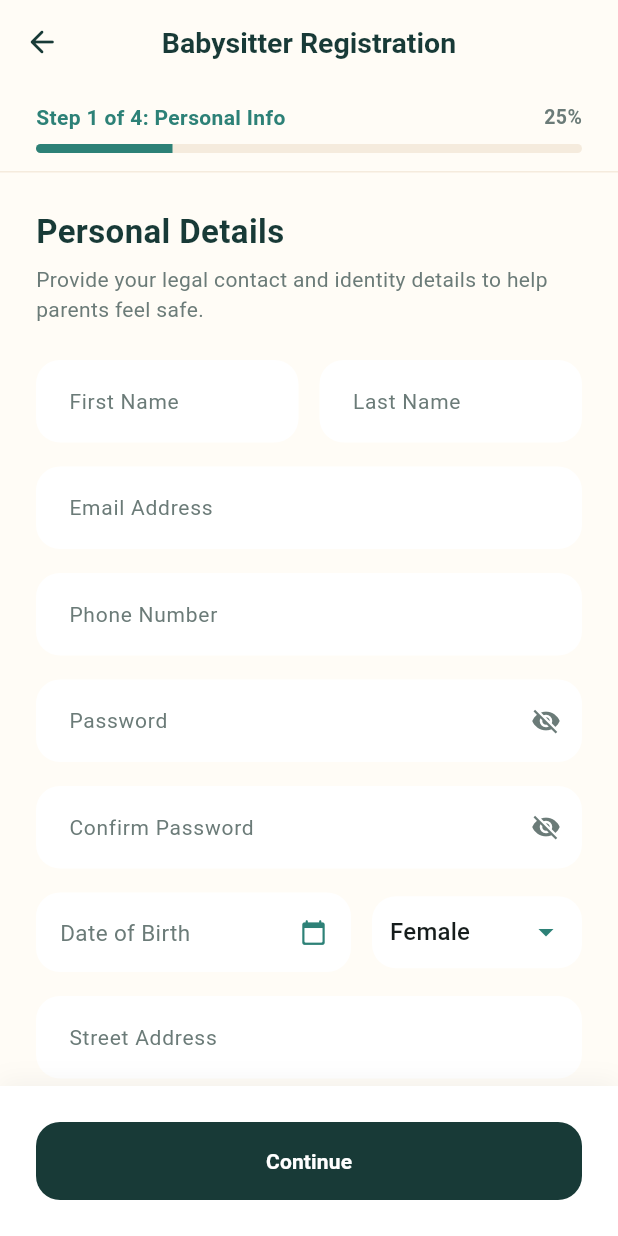
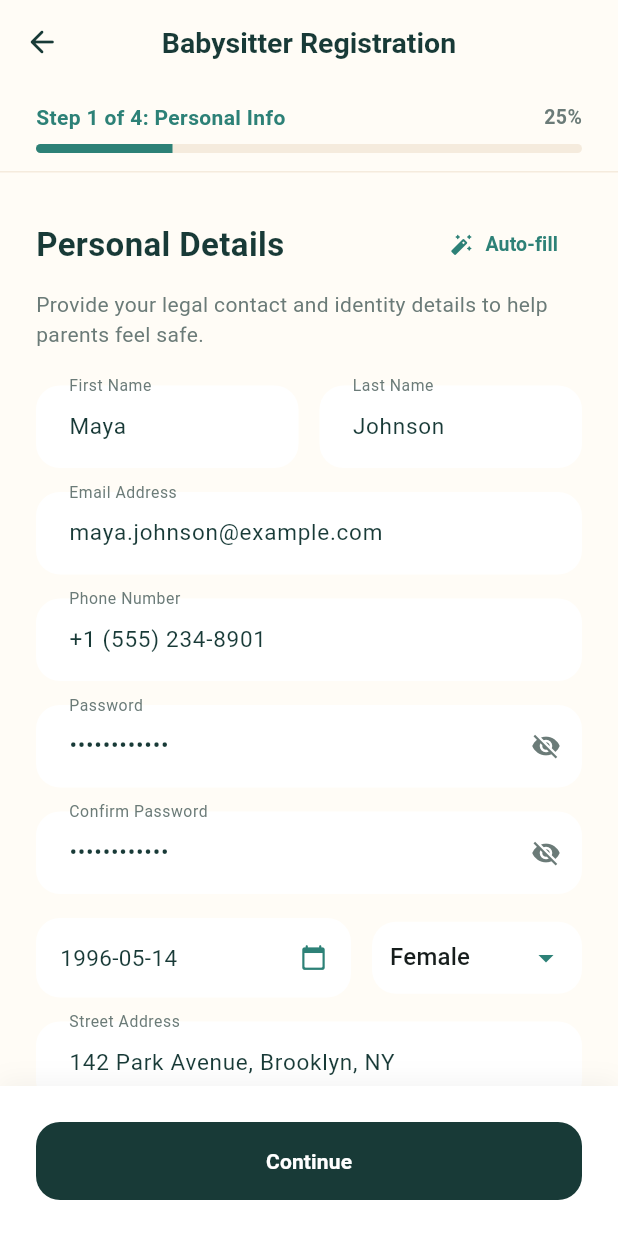
Before and after one commit to sandil06/Childcare-and-Babysitter-Booking-Application-for-Working-Parents, a Flutter app: the SitterRegistrationScreen screen opened by its route, on a phone screen of 412 x 824 dp. Run offline on Flutter 3.47's test engine with Material 3 defaults, Android fonts, the phone set to English and light mode, and no system bars; network calls fail; Roboto replaces fonts that are missing (Avenir).

Commit message:
fix(babysitter): improve text field keyboard input handling and add auto-fill

```diff
--- a/childcare_mobile/lib/features/babysitter/screens/sitter_registration_screen.dart
+++ b/childcare_mobile/lib/features/babysitter/screens/sitter_registration_screen.dart
@@ -97,8 +97,40 @@ class _SitterRegistrationScreenState extends State<SitterRegistrationScreen> {
     'Early Childhood Education Associate',
   ];
   final _qualificationInputController = TextEditingController();
+  bool _isSubmitting = false;
 
-  bool _isSubmitting = false;
+  @override
+  void initState() {
+    super.initState();
+    _firstNameController.text = 'Maya';
+    _lastNameController.text = 'Johnson';
+    _emailController.text = 'maya.johnson@example.com';
+    _phoneController.text = '+1 (555) 234-8901';
+    _passwordController.text = 'Password123!';
+    _confirmPasswordController.text = 'Password123!';
+    _addressController.text = '142 Park Avenue, Brooklyn, NY';
+    _selectedDob = DateTime(1996, 5, 14);
+    _bioController.text =
+        'Certified early childhood educator with 4 years of babysitting experience.';
+  }
+
+  void _fillSampleData() {
+    setState(() {
+      _firstNameController.text = 'Maya';
+      _lastNameController.text = 'Johnson';
+      _emailController.text = 'maya.johnson@example.com';
+      _phoneController.text = '+1 (555) 234-8901';
+      _passwordController.text = 'Password123!';
+      _confirmPasswordController.text = 'Password123!';
+      _addressController.text = '142 Park Avenue, Brooklyn, NY';
+      _selectedDob = DateTime(1996, 5, 14);
+      _selectedGender = 'Female';
+      _bioController.text =
+          'Certified early childhood educator with 4 years of babysitting experience.';
+      _experienceController.text = '4';
+      _hourlyRateController.text = '28';
+    });
+  }
 
   @override
   void dispose() {
@@ -561,6 +593,9 @@ class _SitterRegistrationScreenState extends State<SitterRegistrationScreen> {
       child: Column(
         crossAxisAlignment: CrossAxisAlignment.start,
         children: [
+          Row(
+            mainAxisAlignment: MainAxisAlignment.spaceBetween,
+            children: [
               const Text(
                 'Personal Details',
                 style: TextStyle(
@@ -568,6 +603,21 @@ class _SitterRegistrationScreenState extends State<SitterRegistrationScreen> {
                   fontWeight: FontWeight.w700,
                   color: AppColors.ink,
                 ),
+              ),
+              TextButton.icon(
+                onPressed: _fillSampleData,
+                icon: const Icon(Icons.auto_fix_high_rounded,
+                    size: 16, color: AppColors.teal),
+                label: const Text(
+                  'Auto-fill',
+                  style: TextStyle(
+                    color: AppColors.teal,
+                    fontSize: 13,
+                    fontWeight: FontWeight.w600,
+                  ),
+                ),
+              ),
+            ],
           ),
           const SizedBox(height: 6),
           const Text(
@@ -1095,6 +1145,7 @@ class _SitterRegistrationScreenState extends State<SitterRegistrationScreen> {
     required String label,
     String? hint,
     TextInputType? keyboardType,
+    TextInputAction textInputAction = TextInputAction.next,
     int maxLines = 1,
     bool obscureText = false,
     Widget? prefixIcon,
@@ -1104,9 +1155,13 @@ class _SitterRegistrationScreenState extends State<SitterRegistrationScreen> {
     return TextFormField(
       controller: controller,
       keyboardType: keyboardType,
+      textInputAction: textInputAction,
       maxLines: maxLines,
       obscureText: obscureText,
       validator: validator,
+      enableInteractiveSelection: true,
+      enabled: true,
+      autocorrect: false,
       style: const TextStyle(fontSize: 15, color: AppColors.ink),
       decoration: InputDecoration(
         labelText: label,
```
Lines whose indentation alone changed are shown as unchanged.
